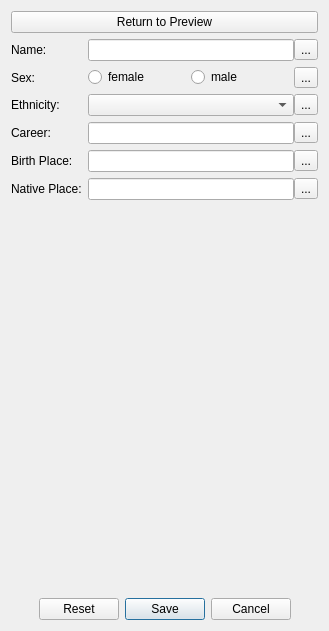
First picture: the form in src/ui/patientinfodock.ui, repository LambolAlee/JiDe, before the edit.
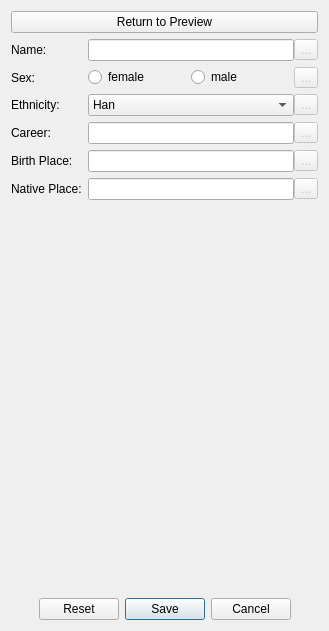
Second picture: the form after the edit. The open tabs and pages were chosen to show the change.

```diff
--- a/src/ui/patientinfodock.ui
+++ b/src/ui/patientinfodock.ui
@@ -359,6 +359,9 @@
              </item>
              <item>
               <widget class="QToolButton" name="resetNameBtn">
+               <property name="enabled">
+                <bool>false</bool>
+               </property>
                <property name="text">
                 <string>...</string>
                </property>
@@ -400,6 +403,9 @@
              </item>
              <item>
               <widget class="QToolButton" name="resetSexBtn">
+               <property name="enabled">
+                <bool>false</bool>
+               </property>
                <property name="text">
                 <string>...</string>
                </property>
@@ -420,10 +426,19 @@
               <number>0</number>
              </property>
              <item>
-              <widget class="QComboBox" name="ethnicCB"/>
+              <widget class="QComboBox" name="ethnicCB">
+               <item>
+                <property name="text">
+                 <string>Han</string>
+                </property>
+               </item>
+              </widget>
              </item>
              <item>
               <widget class="QToolButton" name="resetEthnicBtn">
+               <property name="enabled">
+                <bool>false</bool>
+               </property>
                <property name="text">
                 <string>...</string>
                </property>
@@ -448,6 +463,9 @@
              </item>
              <item>
               <widget class="QToolButton" name="resetCareerBtn">
+               <property name="enabled">
+                <bool>false</bool>
+               </property>
                <property name="text">
                 <string>...</string>
                </property>
@@ -472,6 +490,9 @@
              </item>
              <item>
               <widget class="QToolButton" name="resetBpBtn">
+               <property name="enabled">
+                <bool>false</bool>
+               </property>
                <property name="text">
                 <string>...</string>
                </property>
@@ -496,6 +517,9 @@
              </item>
              <item>
               <widget class="QToolButton" name="resetNpBtn">
+               <property name="enabled">
+                <bool>false</bool>
+               </property>
                <property name="text">
                 <string>...</string>
                </property>
```
Left out of the diff: 26 changed lines with no effect on the pictures.
